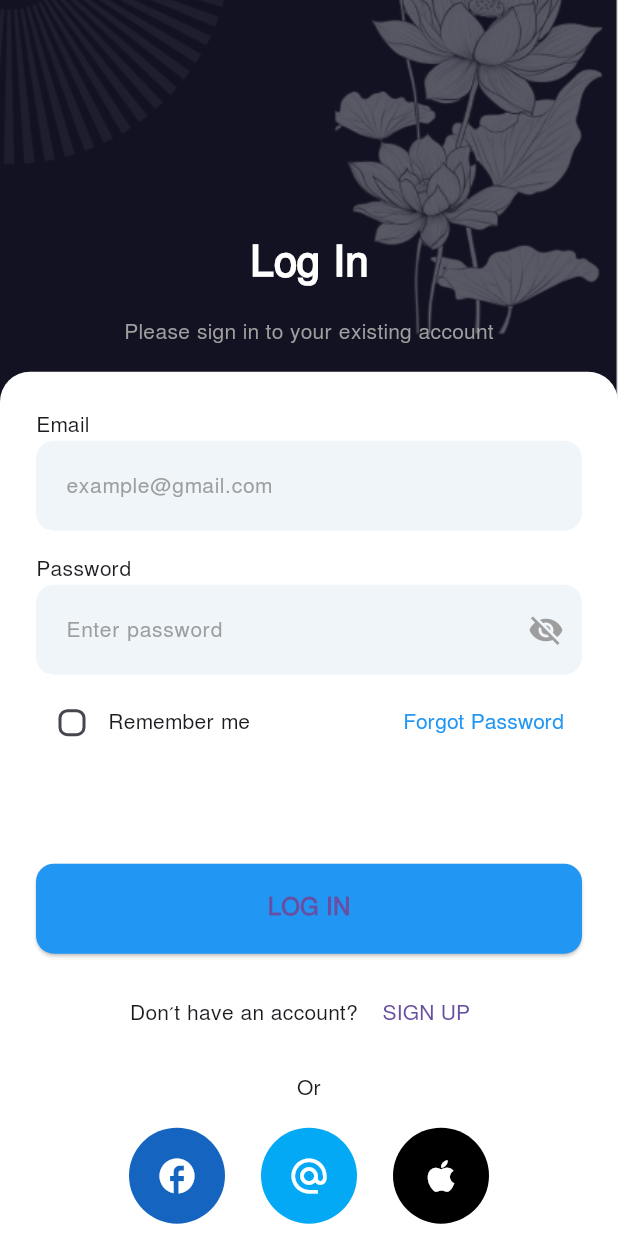
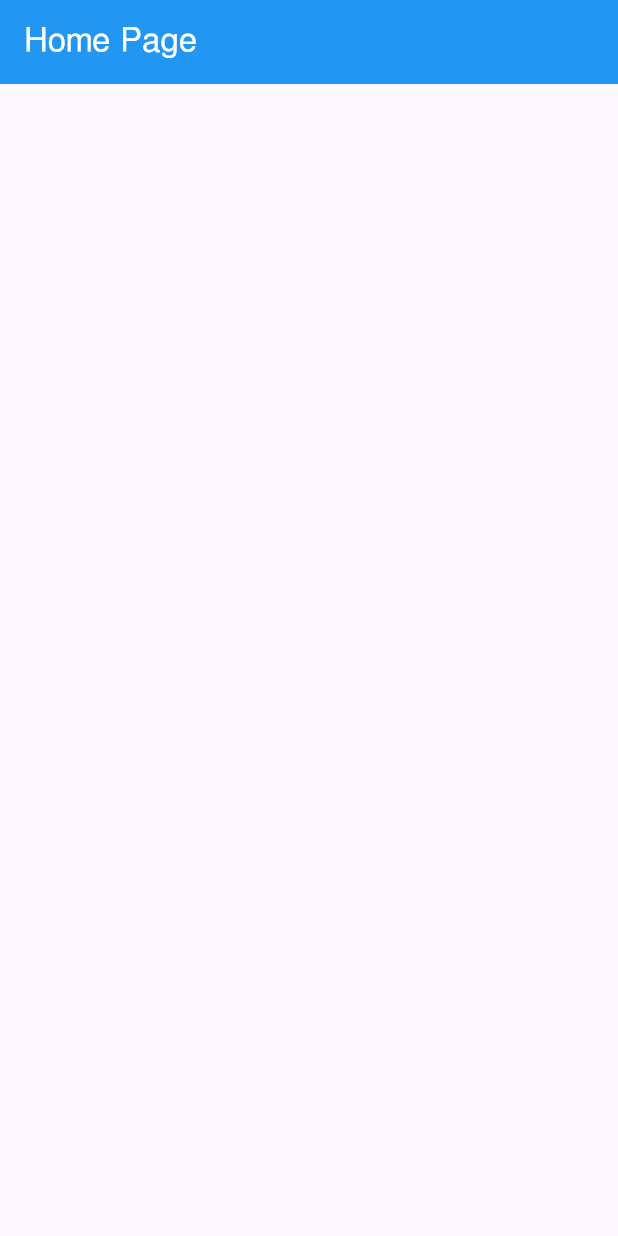
Before and after one commit to God123125/mobile_assignment, a Flutter app: the LoginScreen screen opened directly, after a tap on "LOG IN", on a phone screen of 412 x 824 dp. Run offline on Flutter 3.47's test engine with Material 3 defaults, Android fonts, the phone set to English and light mode, and no system bars.

Commit message:
add navigation to home screen

```diff
--- /dev/null
+++ b/lib/screens/home_screen.dart
@@ -0,0 +1,15 @@
+import 'package:flutter/material.dart';
+
+class HomeScreen extends StatelessWidget {
+  const HomeScreen({super.key});
+
+  @override
+  Widget build(BuildContext context) {
+    return Scaffold(
+      appBar: AppBar(
+        title: Text("Home Page",style: TextStyle(color: Colors.white),),
+        backgroundColor: Colors.blue,
+      ),
+    );
+  }
+}
--- a/lib/screens/login_screen.dart
+++ b/lib/screens/login_screen.dart
@@ -1,4 +1,5 @@
 import 'package:flutter/material.dart';
+import 'package:khmer_cultur_app/screens/home_screen.dart';
 
 class LoginScreen extends StatefulWidget {
   const LoginScreen({super.key});
@@ -133,7 +134,13 @@ class _LoginScreenState extends State<LoginScreen> {
                           width: double.infinity,
                           height: 60,
                           child: ElevatedButton(
-                            onPressed: () {},
+                            onPressed: () {
+                              Navigator.pushAndRemoveUntil(
+                                context,
+                                MaterialPageRoute(builder: (context) => HomeScreen()),
+                                (Route<dynamic> route) => false,
+                              );
+                            },
                             style: ElevatedButton.styleFrom(
                               backgroundColor: Colors.blue,
                               shape: RoundedRectangleBorder(
@@ -145,6 +152,7 @@ class _LoginScreenState extends State<LoginScreen> {
                               style: TextStyle(
                                 fontSize: 16,
                                 fontWeight: FontWeight.bold,
+                                color: Colors.white
                               ),
                             ),
                           ),
@@ -156,7 +164,7 @@ class _LoginScreenState extends State<LoginScreen> {
                             Text("Don’t have an account? "),
                             TextButton(
                               onPressed: () {},
-                              child: Text('SIGN UP'),
+                              child: Text('Sign Up',style: TextStyle(color: Colors.blue),),
                             ),
                           ],
                         ),
```
